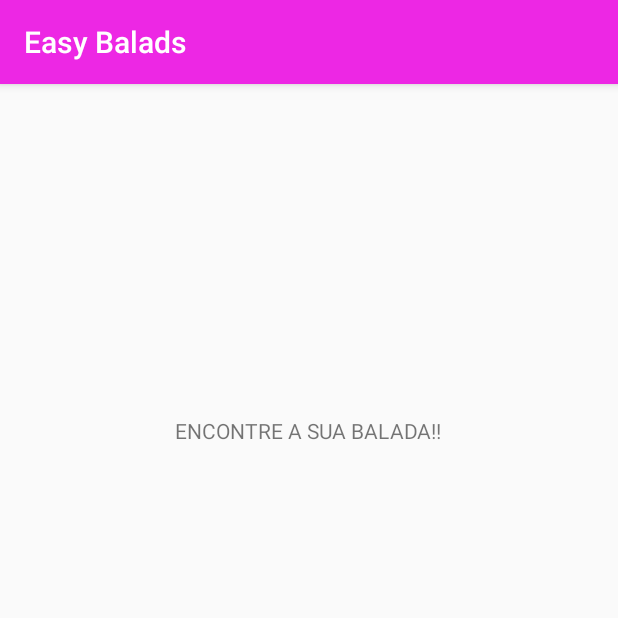
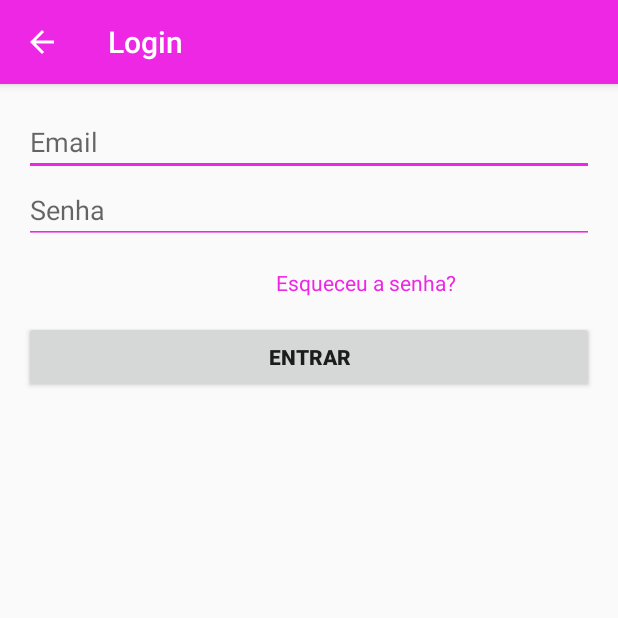
Before and after one commit to EasyBalads/projeto, an Android app: the screen it shows after launch (MainActivity before the commit, Login after it), on a phone screen of 412 x 824 dp, the top half of it. Run offline under Robolectric (Android 15) with nearby library versions, the phone set to English and light mode, and no system bars.

Commit message:
Adicionada Tela de Login
Tela de login pronta para teste,feita pequena alteração na tela de
configurações

```diff
--- /dev/null
+++ b/EASYBALADS/app/src/main/res/layout/activity_login.xml
@@ -0,0 +1,58 @@
+<LinearLayout xmlns:android="http://schemas.android.com/apk/res/android"
+    xmlns:tools="http://schemas.android.com/tools"
+    android:layout_width="match_parent"
+    android:layout_height="match_parent"
+    android:gravity="center_horizontal"
+    android:orientation="vertical"
+    android:paddingBottom="16dp"
+    android:paddingLeft="16dp"
+    android:paddingRight="16dp"
+    android:paddingTop="16dp"
+    tools:context="easybalads.easybalads.Login">
+
+        <LinearLayout
+            android:id="@+id/login_form"
+            android:layout_width="match_parent"
+            android:layout_height="wrap_content"
+            android:orientation="vertical">
+
+            <EditText
+                android:id="@+id/edtEmail"
+                android:layout_width="match_parent"
+                android:layout_height="wrap_content"
+                android:backgroundTint="@color/colorPrimary"
+                android:hint="Email"
+                android:inputType="textEmailAddress"
+                android:maxLines="1" />
+
+            <EditText
+                android:id="@+id/edtSenha"
+                android:layout_width="match_parent"
+                android:layout_height="wrap_content"
+                android:backgroundTint="@color/colorPrimary"
+                android:hint="Senha"
+                android:inputType="textPassword"
+                android:maxLines="1" />
+
+            <TextView
+                android:id="@+id/txtEsqueceu"
+                android:layout_width="wrap_content"
+                android:layout_height="wrap_content"
+                android:layout_marginTop="16dp"
+                android:text="Esqueceu a senha?"
+                android:layout_marginLeft="168dp"
+                android:textColor="@color/colorPrimary"
+                android:onClick="clickEsqueceu"/>
+
+            <Button
+                android:id="@+id/btEntrar"
+                android:layout_width="match_parent"
+                android:layout_height="wrap_content"
+                android:layout_marginTop="16dp"
+                android:text="Entrar"
+                android:textStyle="bold" />
+
+        </LinearLayout>
+
+
+</LinearLayout>
--- a/EASYBALADS/app/src/main/res/values/strings.xml
+++ b/EASYBALADS/app/src/main/res/values/strings.xml
@@ -1,4 +1,5 @@
 <resources>
     <string name="app_name">Easy Balads</string>
     <string name="configuracoes">Configurações</string>
+    <string name="login">Login</string>
 </resources>
```
Also changed, not shown: EASYBALADS/app/src/main/AndroidManifest.xml (+8 -3 lines), EASYBALADS/app/src/main/java/easybalads/easybalads/Login.java (added, +80 -0 lines), EASYBALADS/app/src/main/java/easybalads/easybalads/configuracoes.java (+11 -11 lines).
